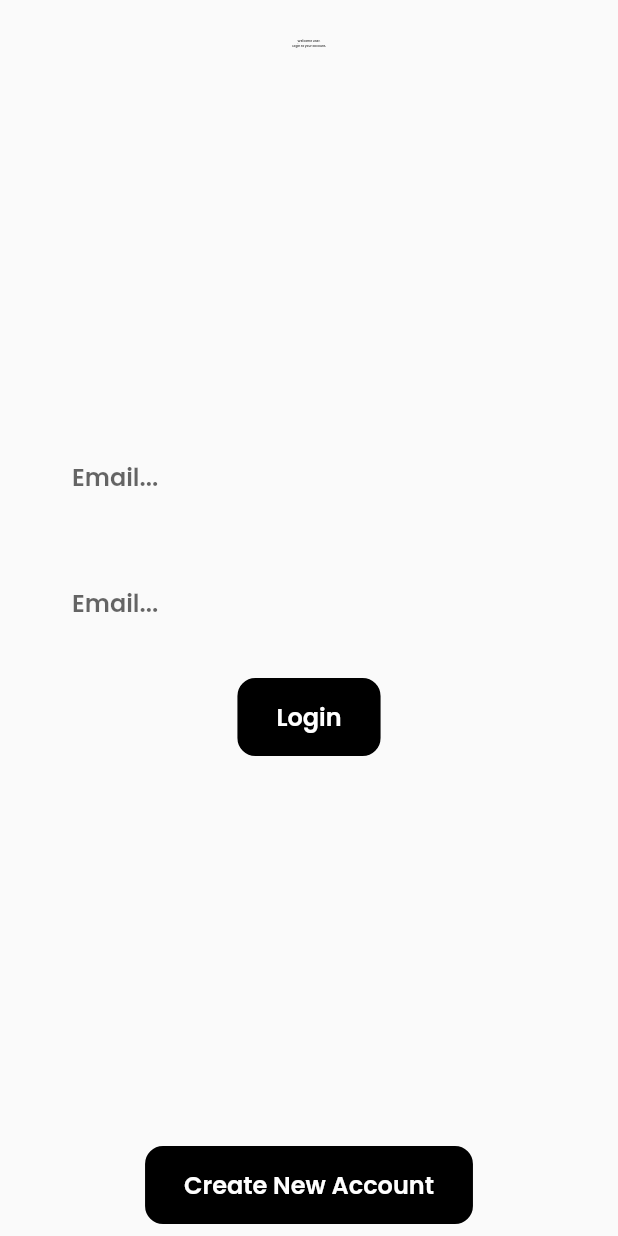
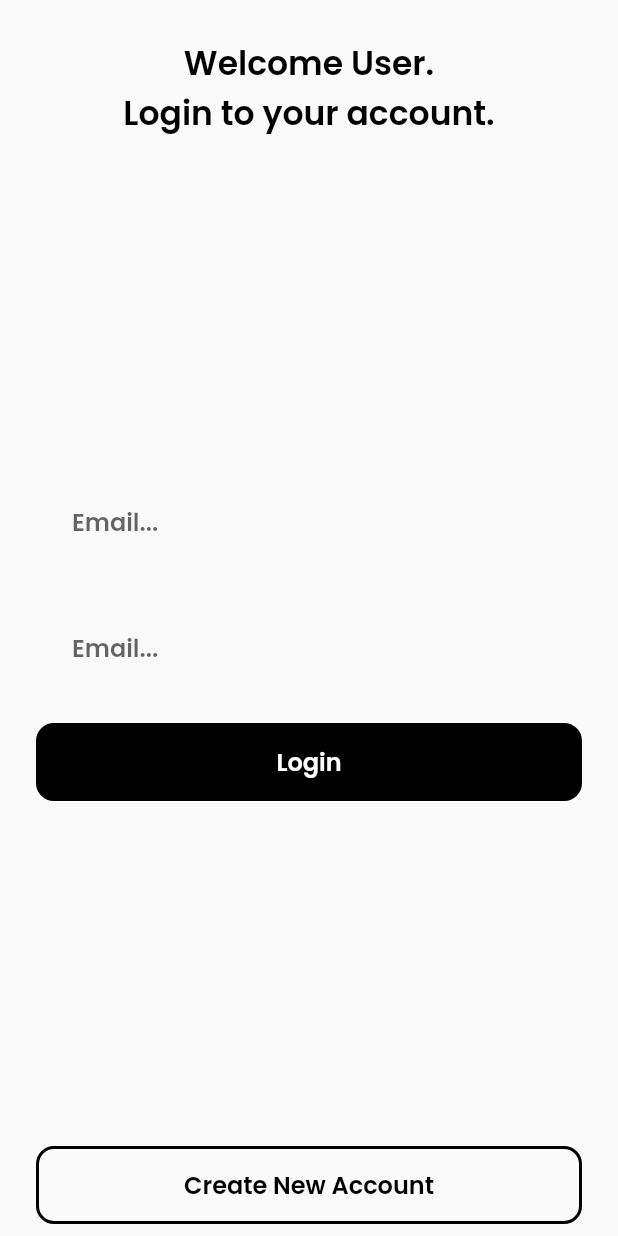
Before and after one commit to ryanemm/online_store, a Flutter app: the screen it shows after launch, on a phone screen of 412 x 824 dp. Run offline on Flutter 3.47's test engine with Material 2 defaults, Android fonts, the phone set to English and light mode, and no system bars; our stand-ins replace firebase_auth, firebase_core, google_fonts; accounts and stored records are empty.

Commit message:
custom button for CTA

```diff
--- a/lib/constants.dart
+++ b/lib/constants.dart
@@ -8,7 +8,7 @@ class Constants {
   );
 
   static const boldHeading = TextStyle(
-    fontSize: 2.0,
+    fontSize: 22.0,
     fontWeight: FontWeight.w600,
     color: Colors.black,
   );
--- a/lib/screens/login_page.dart
+++ b/lib/screens/login_page.dart
@@ -21,7 +21,7 @@ class _LoginPageState extends State<LoginPage> {
             Padding(
               padding: const EdgeInsets.only(top: 26),
               child: Text(
-                "Welcome User.\nLogin to your account,",
+                "Welcome User.\nLogin to your account.",
                 textAlign: TextAlign.center,
                 style: Constants.boldHeading,
               ),
@@ -34,6 +34,7 @@ class _LoginPageState extends State<LoginPage> {
             ]),
             CustomButton(
               text: "Create New Account",
+              outlineButton: true,
               onPressed: () {
                 print("Clicked the create account button");
               },
--- a/lib/widgets/custom_button.dart
+++ b/lib/widgets/custom_button.dart
@@ -15,6 +15,7 @@ class CustomButton extends StatelessWidget {
     return GestureDetector(
       onTap: onPressed(),
       child: Container(
+      width: double.infinity,
         decoration: BoxDecoration(
           color: outlineButton ? Colors.transparent : Colors.black,
           border: Border.all(
@@ -28,13 +29,14 @@ class CustomButton extends StatelessWidget {
           vertical: 12.0,
         ),
         margin: EdgeInsets.symmetric(horizontal: 24.0, vertical: 8.0),
+        child: Center (
         child: Text(
           text,
           style: TextStyle(
               fontSize: 16.0,
               color: outlineButton ? Colors.black : Colors.white,
               fontWeight: FontWeight.w600),
-        ),
+        ),),
       ),
     );
   }
```
Also changed, not shown: assets/images/hq720.webp (added).
